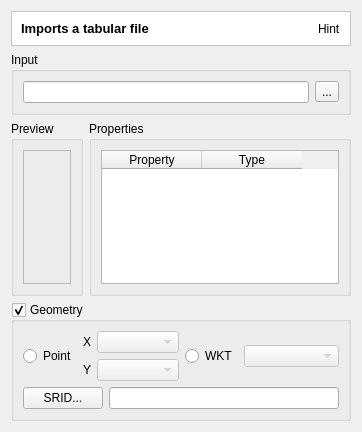
First picture: the form in src/terralib/qt/widgets/externalTable/ui/DataPropertiesWidgetForm.ui, repository claudiobogossian/terralib5, before the edit.
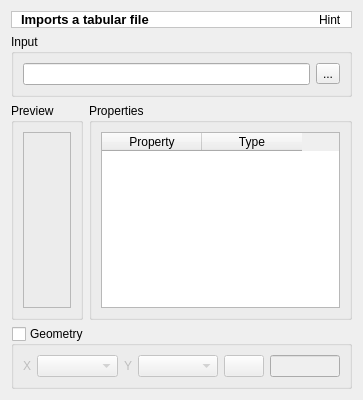
Second picture: the form after the edit.

Commit message: DataSetAdapterLayer enhancements

The edit to the form file:
```diff
--- a/src/terralib/qt/widgets/externalTable/ui/DataPropertiesWidgetForm.ui
+++ b/src/terralib/qt/widgets/externalTable/ui/DataPropertiesWidgetForm.ui
@@ -6,18 +6,26 @@
    <rect>
     <x>0</x>
     <y>0</y>
-    <width>362</width>
-    <height>432</height>
+    <width>363</width>
+    <height>400</height>
    </rect>
   </property>
   <property name="windowTitle">
    <string>Properties definitions</string>
   </property>
+  <layout class="QGridLayout" name="gridLayout_13">
+   <item row="0" column="0">
+    <layout class="QGridLayout" name="gridLayout_12">
+     <item row="0" column="0">
   <layout class="QGridLayout" name="gridLayout_8">
    <item row="0" column="0">
-    <layout class="QVBoxLayout" name="verticalLayout">
-     <item>
       <widget class="QFrame" name="m_titleFrame">
+         <property name="sizePolicy">
+          <sizepolicy hsizetype="Preferred" vsizetype="Fixed">
+           <horstretch>0</horstretch>
+           <verstretch>0</verstretch>
+          </sizepolicy>
+         </property>
        <property name="styleSheet">
         <string notr="true">QWidget { background: white }</string>
        </property>
@@ -28,6 +36,12 @@
         <enum>QFrame::Sunken</enum>
        </property>
        <layout class="QGridLayout" name="gridLayout_11">
+          <property name="topMargin">
+           <number>0</number>
+          </property>
+          <property name="bottomMargin">
+           <number>0</number>
+          </property>
         <item row="0" column="0">
          <widget class="QLabel" name="m_titleLabel">
           <property name="sizePolicy">
@@ -58,7 +72,7 @@
        </layout>
       </widget>
      </item>
-     <item>
+       <item row="1" column="0">
       <widget class="QGroupBox" name="m_inputDataGroupBox">
        <property name="title">
         <string>Input</string>
@@ -81,7 +95,7 @@
        </layout>
       </widget>
      </item>
-     <item>
+       <item row="2" column="0">
       <layout class="QHBoxLayout" name="horizontalLayout">
        <item>
         <widget class="QGroupBox" name="m_dataPreviewGroupBox">
@@ -139,7 +153,9 @@
        </item>
       </layout>
      </item>
-     <item>
+      </layout>
+     </item>
+     <item row="1" column="0">
       <widget class="QGroupBox" name="m_geometryGroupBox">
        <property name="enabled">
         <bool>true</bool>
@@ -156,19 +172,13 @@
        <property name="checkable">
         <bool>true</bool>
        </property>
-       <layout class="QGridLayout" name="gridLayout_12">
+       <property name="checked">
+        <bool>false</bool>
+       </property>
+       <layout class="QGridLayout" name="gridLayout_5">
         <item row="0" column="0">
          <layout class="QGridLayout" name="gridLayout_4">
           <item row="0" column="0">
-           <widget class="QRadioButton" name="m_pointRadioButton">
-            <property name="text">
-             <string>Point</string>
-            </property>
-           </widget>
-          </item>
-          <item row="0" column="1">
-           <layout class="QGridLayout" name="gridLayout_3">
-            <item row="0" column="0">
              <layout class="QGridLayout" name="gridLayout">
               <item row="0" column="0">
                <widget class="QLabel" name="label">
@@ -192,7 +202,7 @@
               </item>
              </layout>
             </item>
-            <item row="1" column="0">
+          <item row="0" column="1">
              <layout class="QGridLayout" name="gridLayout_2">
               <item row="0" column="0">
                <widget class="QLabel" name="label_2">
@@ -216,41 +226,23 @@
               </item>
              </layout>
             </item>
-           </layout>
-          </item>
           <item row="0" column="2">
-           <widget class="QRadioButton" name="m_wktRadioButton">
-            <property name="text">
-             <string>WKT</string>
-            </property>
-           </widget>
-          </item>
-          <item row="0" column="3">
-           <widget class="QComboBox" name="m_wktComboBox">
-            <property name="enabled">
-             <bool>false</bool>
-            </property>
-            <property name="sizePolicy">
-             <sizepolicy hsizetype="MinimumExpanding" vsizetype="Fixed">
-              <horstretch>0</horstretch>
-              <verstretch>0</verstretch>
-             </sizepolicy>
-            </property>
-           </widget>
-          </item>
-         </layout>
-        </item>
-        <item row="1" column="0">
-         <layout class="QGridLayout" name="gridLayout_5">
+           <layout class="QGridLayout" name="gridLayout_3">
           <item row="0" column="0">
            <widget class="QPushButton" name="m_sridPushButton">
             <property name="text">
-             <string>SRID...</string>
+               <string/>
             </property>
            </widget>
           </item>
           <item row="0" column="1">
            <widget class="QLineEdit" name="m_sridLineEdit">
+              <property name="maximumSize">
+               <size>
+                <width>70</width>
+                <height>16777215</height>
+               </size>
+              </property>
             <property name="readOnly">
              <bool>true</bool>
             </property>
@@ -259,6 +251,8 @@
          </layout>
         </item>
        </layout>
+        </item>
+       </layout>
       </widget>
      </item>
     </layout>
```
Left out of the diff: 99 changed lines with no effect on the pictures. Lines whose indentation alone changed are shown as unchanged. The commit also changes 5 other files.
